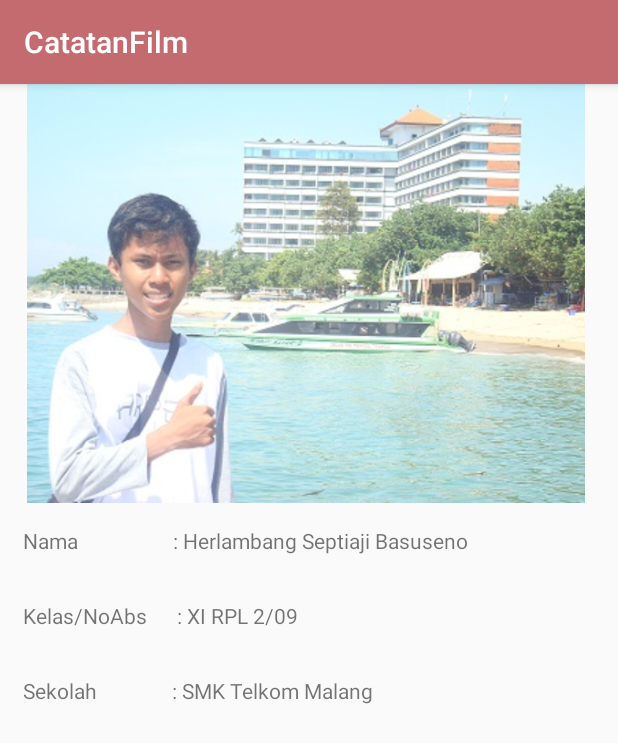
After one commit to herlambangsb/CatatanFilm, an Android app: the fragment AboutFragment shown on its own in the app's theme, on a phone screen of 412 x 824 dp. The commit adds this screen. Shown: the top 743 px of the screen. Run offline under Robolectric (Android 15) with nearby library versions, the phone set to English and light mode, and no system bars; network calls fail.

Commit message:
Final Commit

```diff
--- a/app/src/main/AndroidManifest.xml
+++ b/app/src/main/AndroidManifest.xml
@@ -6,7 +6,7 @@
 
     <application
         android:allowBackup="true"
-        android:icon="@mipmap/ic_launcher"
+        android:icon="@drawable/icon"
         android:label="@string/app_name"
         android:roundIcon="@mipmap/ic_launcher_round"
         android:supportsRtl="true"
--- /dev/null
+++ b/app/src/main/java/id/sch/smktelkom_mlg/privateassignment/xirpl209/catatanfilm/AboutFragment.java
@@ -0,0 +1,29 @@
+package id.sch.smktelkom_mlg.privateassignment.xirpl209.catatanfilm;
+
+
+import android.os.Bundle;
+import android.support.v4.app.Fragment;
+import android.view.LayoutInflater;
+import android.view.View;
+import android.view.ViewGroup;
+
+
+/**
+ * A simple {@link Fragment} subclass.
+ */
+public class AboutFragment extends Fragment {
+
+
+    public AboutFragment() {
+        // Required empty public constructor
+    }
+
+
+    @Override
+    public View onCreateView(LayoutInflater inflater, ViewGroup container,
+                             Bundle savedInstanceState) {
+        // Inflate the layout for this fragment
+        return inflater.inflate(R.layout.fragment_about, container, false);
+    }
+
+}
--- a/app/src/main/java/id/sch/smktelkom_mlg/privateassignment/xirpl209/catatanfilm/MainActivity.java
+++ b/app/src/main/java/id/sch/smktelkom_mlg/privateassignment/xirpl209/catatanfilm/MainActivity.java
@@ -147,6 +147,8 @@ public class MainActivity extends AppCompatActivity implements NavigationView.On
                 return new NowPlayingFragment();
             else if (position == 2)
                 return new UpComing();
+            else if (position == 3)
+                return new AboutFragment();
             else
                 return PlaceholderFragment.newInstance(position + 1);
         }
@@ -154,7 +156,7 @@ public class MainActivity extends AppCompatActivity implements NavigationView.On
         @Override
         public int getCount() {
             // Show 3 total pages.
-            return 3;
+            return 4;
         }
 
         @Override
@@ -166,6 +168,8 @@ public class MainActivity extends AppCompatActivity implements NavigationView.On
                     return "NOW PLAYING";
                 case 2:
                     return "UPCOMING";
+                case 3:
+                    return "ABOUT";
             }
             return null;
         }
--- /dev/null
+++ b/app/src/main/res/layout/fragment_about.xml
@@ -0,0 +1,41 @@
+<LinearLayout xmlns:android="http://schemas.android.com/apk/res/android"
+    xmlns:app="http://schemas.android.com/apk/res-auto"
+    xmlns:tools="http://schemas.android.com/tools"
+    android:layout_width="match_parent"
+    android:layout_height="match_parent"
+    android:orientation="vertical"
+    tools:context="id.sch.smktelkom_mlg.privateassignment.xirpl209.catatanfilm.AboutFragment">
+
+    <ImageView
+        android:id="@+id/imageViewAbout"
+        android:layout_width="wrap_content"
+        android:layout_height="279dp"
+        app:srcCompat="@drawable/About" />
+
+    <TextView
+        android:id="@+id/textViewNama"
+        android:layout_width="match_parent"
+        android:layout_height="50dp"
+        android:layout_below="@+id/imageViewAbout"
+        android:padding="15dp"
+        android:text="Nama                   : Herlambang Septiaji Basuseno" />
+
+    <TextView
+        android:id="@+id/textViewKelas"
+        android:layout_width="match_parent"
+        android:layout_height="50dp"
+        android:layout_below="@+id/imageViewAbout"
+        android:padding="15dp"
+        android:text="Kelas/NoAbs      : XI RPL 2/09" />
+
+
+    <TextView
+        android:id="@+id/textViewSekolah"
+        android:layout_width="match_parent"
+        android:layout_height="50dp"
+        android:layout_below="@+id/imageViewAbout"
+        android:padding="15dp"
+        android:text="Sekolah               : SMK Telkom Malang" />
+
+
+</LinearLayout>
--- a/build.gradle
+++ b/build.gradle
@@ -5,7 +5,7 @@ buildscript {
         jcenter()
     }
     dependencies {
-        classpath 'com.android.tools.build:gradle:2.3.1'
+        classpath 'com.android.tools.build:gradle:2.3.2'
 
         // NOTE: Do not place your application dependencies here; they belong
         // in the individual module build.gradle files
```
Also changed, not shown: app/build.gradle (+10 -1 lines), app/src/main/res/layout/activity_main.xml (+6 -7 lines), app/src/main/res/values/dimens.xml (+6 -1 lines), app/src/main/res/drawable/About.JPG (added), app/src/main/res/drawable/icon.png (added).
